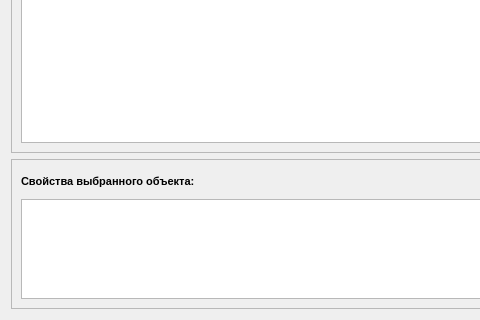
Before: the Qt Designer form object_manager/object_manager_form.ui in p4da0ne/Psycho, drawn with Qt 5; both pictures show x 0 to 480 and y 292 to 612 of the 1273 by 612 pixel window.
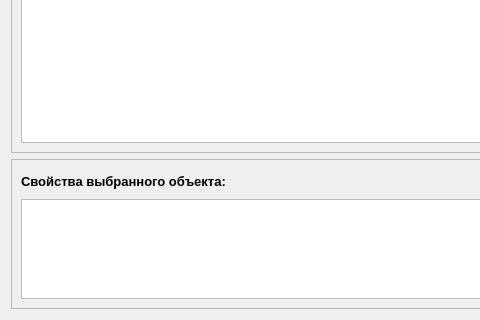
After: the same form once the commit is applied. Icons and pictures are not drawn.

```diff
--- a/object_manager/object_manager_form.ui
+++ b/object_manager/object_manager_form.ui
@@ -493,7 +493,7 @@
             <property name="font">
              <font>
               <family>MS Shell Dlg 2</family>
-              <pointsize>8</pointsize>
+              <pointsize>10</pointsize>
               <weight>75</weight>
               <italic>false</italic>
               <bold>true</bold>
```
